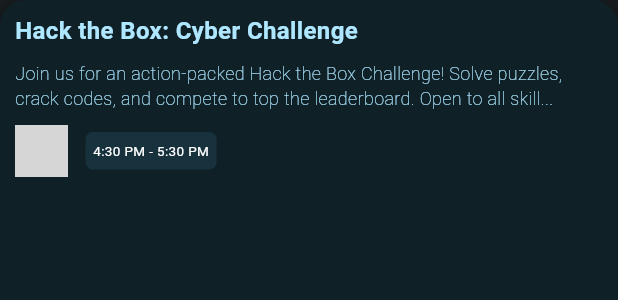
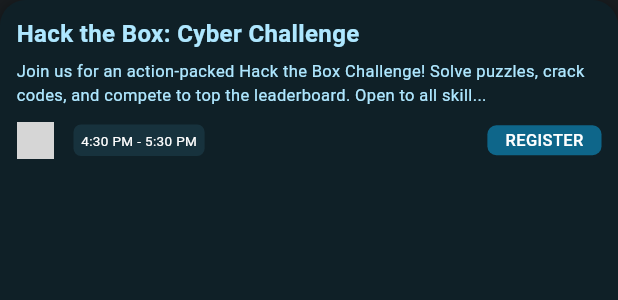
Before and after one commit to E-m-i-n-e-n-c-e/Revent, a Flutter app: the EventItem widget shown alone on an empty page, opened directly with sample values from the repository, on a phone screen of 412 x 824 dp. Shown: the top 300 px of the screen. Run offline on Flutter 3.47's test engine with Material 3 defaults, Android fonts, the phone set to English and light mode, and no system bars; our stand-ins replace cloud_firestore, firebase_auth, firebase_core, flutter_riverpod, flutter_svg, font_awesome_flutter and 6 more; accounts and stored records are empty; network calls fail; Roboto replaces fonts that are missing (DM Sans); grey boxes are pictures that could not be loaded.

```diff
--- a/lib/screens/dashboard/widgets/event_card.dart
+++ b/lib/screens/dashboard/widgets/event_card.dart
@@ -16,11 +16,7 @@ class _EventCardState extends State<EventCard> {
   Widget build(BuildContext context) {
     return Expanded(
       child: Container(
-        decoration: BoxDecoration(
-          borderRadius: BorderRadius.circular(0),
-        ),
-        child: Container(
-          padding: const EdgeInsets.fromLTRB(15, 15, 15, 15),
+        padding: EdgeInsets.symmetric(vertical: 1),
         decoration: BoxDecoration(
           color: const Color(0xFF06151C),
           borderRadius: BorderRadius.circular(30),
@@ -33,18 +29,20 @@ class _EventCardState extends State<EventCard> {
                     color: Color(0xFFAEE7FF),
                     fontSize: 16,
                     fontWeight: FontWeight.w500,
-                      fontFamily: 'DM Sans',
                   ),
                 ),
               )
-              : SingleChildScrollView(
+            : Container(
+              padding: EdgeInsets.symmetric(vertical: 1),
+              child: SingleChildScrollView(
                   child: Column(
                     children: widget.events.map((event) {
-                      return Column(
-                        children: [
-                          EventItem(event: event),
-                          const SizedBox(height: 12),
-                        ],
+                      return Padding(
+                        padding: const EdgeInsets.symmetric(
+                          horizontal: 15,
+                          vertical: 8,
+                        ),
+                        child: EventItem(event: event),
                       );
                     }).toList(),
                   ),
@@ -74,7 +72,7 @@ class EventItem extends StatelessWidget {
   @override
   Widget build(BuildContext context) {
     return Container(
-      padding: const EdgeInsets.fromLTRB(10, 9, 26, 9),
+      padding: const EdgeInsets.all(11),
       decoration: BoxDecoration(
         color: const Color(0xFF0F2027),
         borderRadius: BorderRadius.circular(17),
@@ -95,36 +93,35 @@ class EventItem extends StatelessWidget {
             style: const TextStyle(
               color: Color(0xFFAEE7FF),
               fontSize: 16,
-              fontWeight: FontWeight.w700,
-              fontFamily: 'DM Sans',
+              fontWeight: FontWeight.w600,
             ),
           ),
-          const SizedBox(height: 8),
+          const SizedBox(height: 5),
           Text(
             event.description,
             style: const TextStyle(
               color: Color(0xFFAEE7FF),
-              fontSize: 12,
-              fontWeight: FontWeight.w200,
-              fontFamily: 'DM Sans',
+              fontSize: 11,
+              fontWeight: FontWeight.w400,
             ),
+            maxLines: 2,
+            overflow: TextOverflow.ellipsis,
           ),
-          const SizedBox(height: 9),
+          const SizedBox(height: 10),
           Row(
             children: [
               ClipRRect(
                 borderRadius: BorderRadius.circular(51),
                 child: Image.network(
                   getClubLogo(event.clubId),
-                  width: 35,
-                  height: 35,
-                  fit: BoxFit.contain,
-                  semanticLabel: 'Club Logo',
+                  width: 25,
+                  height: 25,
+                  fit: BoxFit.cover,
                 ),
               ),
-              const SizedBox(width: 12),
+              const SizedBox(width: 13),
               Container(
-                padding: const EdgeInsets.symmetric(horizontal: 5, vertical: 6),
+                padding: const EdgeInsets.symmetric(horizontal: 5, vertical: 4),
                 decoration: BoxDecoration(
                   color: const Color(0xFF17323D),
                   borderRadius: BorderRadius.circular(5),
@@ -135,40 +132,25 @@ class EventItem extends StatelessWidget {
                     color: Colors.white,
                     fontSize: 9,
                     fontWeight: FontWeight.w400,
-                    fontFamily: 'DM Sans',
                   ),
                 ),
               ),
-              if (event.venue != null && event.venue!.trim().isNotEmpty) ...[
-                const SizedBox(width: 8),
+              const Spacer(),
               Container(
-                  padding:
-                      const EdgeInsets.symmetric(horizontal: 5, vertical: 6),
+                padding: const EdgeInsets.symmetric(horizontal: 12, vertical: 2),
                 decoration: BoxDecoration(
-                    color: const Color(0xFF17323D),
-                    borderRadius: BorderRadius.circular(5),
+                  color: const Color(0xFF0E668A),
+                  borderRadius: BorderRadius.circular(6),
                 ),
-                  child: Row(
-                    children: [
-                      const Icon(
-                        Icons.location_on,
+                child: const Text(
+                  'REGISTER',
+                  style: TextStyle(
                     color: Colors.white,
-                        size: 12,
-                      ),
-                      const SizedBox(width: 2),
-                      Text(
-                        event.venue!,
-                        style: const TextStyle(
-                          color: Colors.white,
-                          fontSize: 9,
-                          fontWeight: FontWeight.w400,
-                          fontFamily: 'DM Sans',
+                    fontSize: 11,
+                    fontWeight: FontWeight.w500,
                   ),
                 ),
-                    ],
               ),
-                ),
-              ],
             ],
           ),
         ],
```
Also changed, not shown: lib/screens/dashboard/dashboard_screen.dart (+78 -13 lines), lib/screens/dashboard/widgets/profile_header.dart (+52 -45 lines), lib/screens/events/events_page.dart (added, +200 -0 lines). Lines whose indentation alone changed are shown as unchanged.
